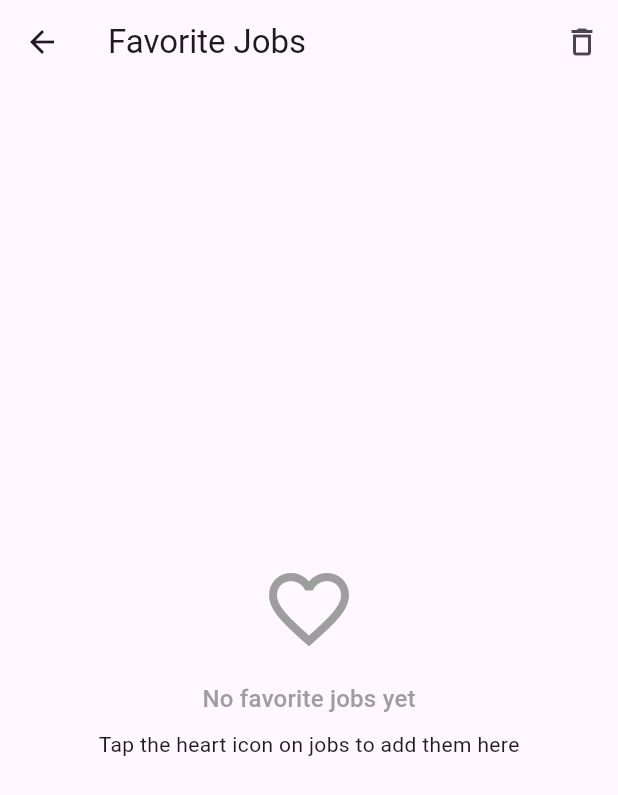
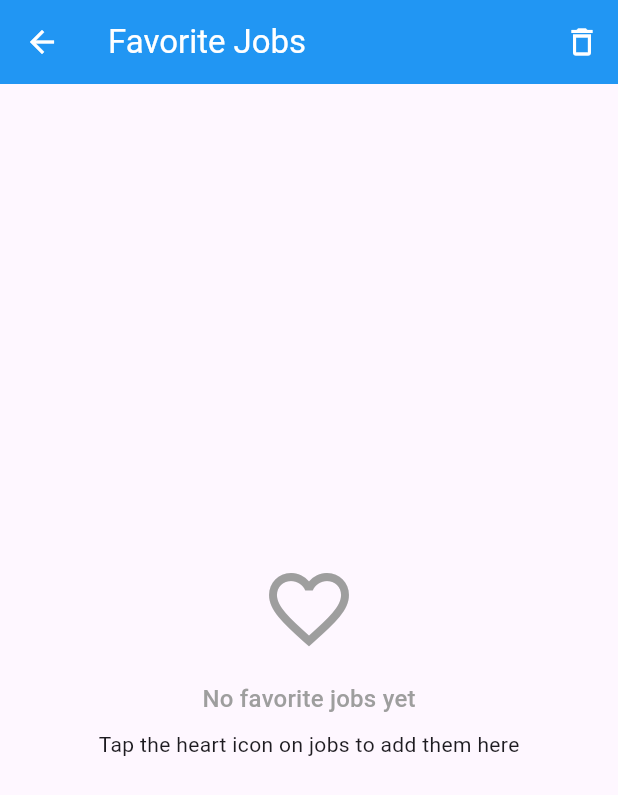
Before and after one commit to VirajDilshanKumarage/JobList, a Flutter app: the screen it shows after launch, after a tap on the "favorite" icon, on a phone screen of 412 x 824 dp. Shown: the top 795 px of the screen. Run offline on Flutter 3.47's test engine with Material 3 defaults, Android fonts, the phone set to English and light mode, and no system bars; our stand-ins replace dio, equatable, flutter_bloc, hive, hive_flutter; accounts and stored records are empty; network calls fail.

Commit message:
Modification: dev- applying themes in app

```diff
--- a/lib/main.dart
+++ b/lib/main.dart
@@ -2,12 +2,14 @@ import 'package:flutter/material.dart';
 import 'package:flutter_bloc/flutter_bloc.dart';
 import 'package:dio/dio.dart';
 import 'package:hive_flutter/adapters.dart';
+import 'package:job_list/core/theme/app_theme.dart';
 import 'package:job_list/data/datasources/job_remote_data_source_implementation.dart';
 import 'package:job_list/data/models/job_model.dart';
 import 'package:job_list/data/repositories/job_repository_implementation.dart';
 import 'package:job_list/domain/usecases/get_jobs.dart';
 import 'package:job_list/presentation/bloc/favorite_jobs/favorite_bloc.dart';
 import 'package:job_list/presentation/bloc/job/job_bloc.dart';
+import 'package:job_list/presentation/bloc/theme/theme_bloc.dart';
 import 'package:job_list/presentation/screens/favorite_jobs.dart';
 import 'package:job_list/presentation/screens/job_list_screen.dart';
 
@@ -28,6 +30,7 @@ class MyApp extends StatelessWidget {
   Widget build(BuildContext context) {
     return MultiBlocProvider(
       providers: [
+        BlocProvider(create: (context) => ThemeBloc()),
         BlocProvider(
           create:
               (context) => JobBloc(
@@ -42,12 +45,18 @@ class MyApp extends StatelessWidget {
           create: (context) => FavoriteBloc(favoritesBox: favoritesBox),
         ),
       ],
-      child: MaterialApp(
-        title: 'Job List App',
-        theme: ThemeData(primarySwatch: Colors.blue),
-        home: const JobListPage(),
-        debugShowCheckedModeBanner: false,
-        routes: {'/favorites': (context) => const FavoritesPage()},
+      child: BlocBuilder<ThemeBloc, ThemeState>(
+        builder: (context, themeState) {
+          return MaterialApp(
+            title: 'Job Listing App',
+            theme: AppTheme.lightTheme,
+            darkTheme: AppTheme.darkTheme,
+            themeMode: themeState.themeMode,
+            home: const JobListPage(),
+            debugShowCheckedModeBanner: false,
+            routes: {'/favorites': (context) => const FavoritesPage()},
+          );
+        },
       ),
     );
   }
```
